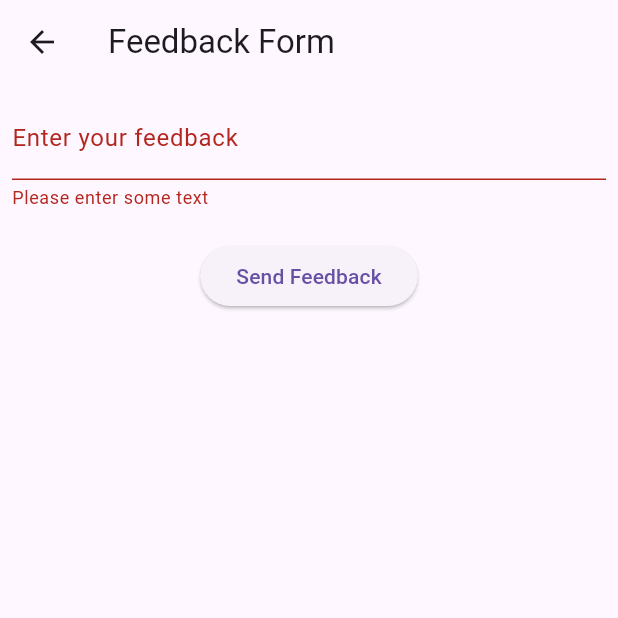
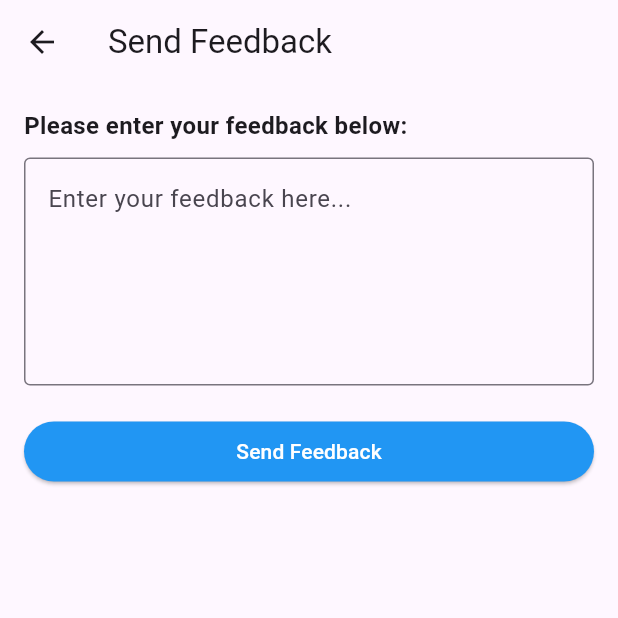
Before and after one commit to aniqansari44/Kidtales, a Flutter app: the FeedbackScreen screen opened directly, after a tap on "Send Feedback", on a phone screen of 412 x 824 dp, the top half of it. Run offline on Flutter 3.47's test engine with Material 3 defaults, Android fonts, the phone set to English and light mode, and no system bars; our stand-ins replace carousel_slider, cloud_firestore, firebase_auth, firebase_core, flutter_secure_storage, flutter_tts and 5 more; missing offline and left inert: flutter_email_sender; accounts and stored records are empty.

Commit message:
second commit this is the third version

```diff
--- a/lib/BiometricConfirmationScreen.dart
+++ b/lib/BiometricConfirmationScreen.dart
@@ -81,8 +81,8 @@ class _BiometricConfirmationScreenState extends State<BiometricConfirmationScree
               label: Text(_isAuthenticating ? 'Authenticating...' : 'Authenticate'),
               onPressed: _isAuthenticating ? null : _authenticate,
               style: ElevatedButton.styleFrom(
-                backgroundColor: theme.primaryColor,  // Changed from 'primary'
-                foregroundColor: Colors.white,  // Changed from 'onPrimary'
+                primary: theme.primaryColor,
+                onPrimary: Colors.white,
                 textStyle: TextStyle(fontSize: 18),
                 padding: EdgeInsets.symmetric(horizontal: 32, vertical: 20),
                 shape: RoundedRectangleBorder(borderRadius: BorderRadius.circular(30)),
--- a/lib/FeedbackScreen.dart
+++ b/lib/FeedbackScreen.dart
@@ -1,79 +1,75 @@
 import 'package:flutter/material.dart';
+import 'package:flutter/services.dart';
 import 'package:flutter_email_sender/flutter_email_sender.dart';
 
 class FeedbackScreen extends StatefulWidget {
   @override
-  _FeedbackFormState createState() => _FeedbackFormState();
+  _FeedbackScreenState createState() => _FeedbackScreenState();
 }
 
-class _FeedbackFormState extends State<FeedbackScreen> {
-  final _formKey = GlobalKey<FormState>();
-  String _feedback = '';
+class _FeedbackScreenState extends State<FeedbackScreen> {
+  final TextEditingController _feedbackController = TextEditingController();
+
+  Future<void> _sendEmail() async {
+    final Email email = Email(
+      body: _feedbackController.text,
+      subject: 'Feedback from KidTales App User',
+      recipients: ['kidtales44@gmail.com'],
+    );
+
+    try {
+      await FlutterEmailSender.send(email);
+    } on PlatformException catch (error) {
+      ScaffoldMessenger.of(context).showSnackBar(
+        SnackBar(
+          content: Text('Could not send email: ${error.toString()}'),
+        ),
+      );
+    }
+  }
+
+  @override
+  void dispose() {
+    _feedbackController.dispose();
+    super.dispose();
+  }
 
   @override
   Widget build(BuildContext context) {
     return Scaffold(
       appBar: AppBar(
-        title: Text('Feedback Form'),
+        title: Text('Send Feedback'),
       ),
-      body: Form(
-        key: _formKey,
-        child: Padding(
-          padding: EdgeInsets.all(8.0),
+      body: Padding(
+        padding: EdgeInsets.all(16.0),
         child: Column(
+          crossAxisAlignment: CrossAxisAlignment.stretch,
           children: <Widget>[
-              TextFormField(
+            Text(
+              'Please enter your feedback below:',
+              style: TextStyle(fontSize: 16, fontWeight: FontWeight.bold),
+            ),
+            SizedBox(height: 10),
+            TextField(
+              controller: _feedbackController,
+              maxLines: 5,
               decoration: InputDecoration(
-                  labelText: 'Enter your feedback',
+                hintText: 'Enter your feedback here...',
+                border: OutlineInputBorder(),
               ),
-                onSaved: (value) {
-                  _feedback = value!;
-                },
-                validator: (value) {
-                  if (value == null || value.isEmpty) {
-                    return 'Please enter some text';
-                  }
-                  return null;
-                },
             ),
-              SizedBox(height: 20), // Added for better spacing
+            SizedBox(height: 20),
             ElevatedButton(
-                onPressed: _sendFeedback,
+              onPressed: _sendEmail,
               child: Text('Send Feedback'),
+              style: ElevatedButton.styleFrom(
+                primary: Colors.blue,
+                onPrimary: Colors.white,
+              ),
             ),
           ],
         ),
       ),
-      ),
     );
   }
-
-  void _sendFeedback() {
-    if (_formKey.currentState!.validate()) {
-      _formKey.currentState!.save();
-      _sendEmail();
 }
-  }
-
-  void _sendEmail() async {
-    final Email email = Email(
-      body: _feedback,
-      subject: 'Feedback from MyApp',
-      recipients: ['kidtales44@gmail.com'],
-      isHTML: false,
-    );
-
-    try {
-      await FlutterEmailSender.send(email);
-      ScaffoldMessenger.of(context).showSnackBar(SnackBar(
-        content: Text('Feedback email sent successfully!'),
-      ));
-      print('Email send attempt finished.'); // Changed to confirm email send attempt without expecting a result
-    } catch (error) {
-      print('Error sending email: $error'); // This will help in identifying what went wrong
-      ScaffoldMessenger.of(context).showSnackBar(SnackBar(
-        content: Text('Failed to send feedback email: $error'), // Show error in UI
-      ));
-    }
-  }
-}
--- a/lib/GeneratedStoryScreen.dart
+++ b/lib/GeneratedStoryScreen.dart
@@ -134,8 +134,8 @@ class _GeneratedStoryScreenState extends State<GeneratedStoryScreen> {
                   label: Text(isPlaying ? 'Stop' : 'Play'),
                   onPressed: _speak,
                   style: ElevatedButton.styleFrom(
-                    backgroundColor: Colors.green,  // Previously 'primary'
-                    foregroundColor: Colors.white,  // Previously 'onPrimary'
+                    primary: Colors.pinkAccent[400],
+                    onPrimary: Colors.white,
                     padding: EdgeInsets.symmetric(horizontal: 32, vertical: 12),
                     textStyle: TextStyle(fontSize: 18, fontWeight: FontWeight.bold),
                     shape: RoundedRectangleBorder(borderRadius: BorderRadius.circular(20)),
--- a/lib/PasswordConfirmationScreen.dart
+++ b/lib/PasswordConfirmationScreen.dart
@@ -49,8 +49,8 @@ class _PasswordConfirmationScreenState extends State<PasswordConfirmationScreen>
               onPressed: _checkPassword,
               child: Text('Confirm'),
               style: ElevatedButton.styleFrom(
-                backgroundColor: Colors.blue,  // Previously 'primary'
-                foregroundColor: Colors.white,  // Previously 'onPrimary' // Text color
+                primary: Colors.blue, // Button color
+                onPrimary: Colors.white, // Text color
               ),
             ),
           ],
--- a/lib/SettingsScreen.dart
+++ b/lib/SettingsScreen.dart
@@ -93,8 +93,8 @@ class SettingsScreen extends StatelessWidget {
             // Handle sign out logic here
           },
           style: ElevatedButton.styleFrom(
-            backgroundColor: Colors.red,  // Previously 'primary'
-            foregroundColor: Colors.white,  // Previously 'onPrimary'
+            primary: Colors.red,
+            onPrimary: Colors.white,
           ),
         ),
       ),
--- a/lib/SetupPasswordScreen.dart
+++ b/lib/SetupPasswordScreen.dart
@@ -117,8 +117,8 @@ class _SetupPasswordScreenState extends State<SetupPasswordScreen> {
               ElevatedButton(
                 child: Text('Update Password'),
                 style: ElevatedButton.styleFrom(
-                  backgroundColor: Colors.green,  // Previously 'primary'
-                  foregroundColor: Colors.white,  // Previously 'onPrimary
+                  primary: Colors.green,
+                  onPrimary: Colors.white,
                   padding: EdgeInsets.symmetric(vertical: 12),
                   textStyle: TextStyle(fontSize: 18),
                 ),
--- a/pubspec.yaml
+++ b/pubspec.yaml
@@ -56,7 +56,6 @@ dependencies:
   url_launcher: ^6.0.12
   flutter_email_sender: ^5.0.1
   mailer: ^6.1.0
-  flutter_dotenv: ^5.1.0
   flutter_localizations:
     sdk: flutter
 
@@ -94,7 +93,6 @@ flutter:
       - assets/images/sci-fi.png
       - assets/images/horror.png
       - assets/fyp_stories.json
-      - .env
 
 
 
```
Also changed, not shown: lib/AuthScreen.dart (+4 -4 lines), lib/HistoryScreen.dart (+26 -41 lines), lib/InputScreen.dart (+4 -5 lines), lib/StoryDetailScreen.dart (+4 -4 lines), lib/main.dart (+5 -7 lines), pubspec.lock, 1 other file. Lines whose indentation alone changed are shown as unchanged.
